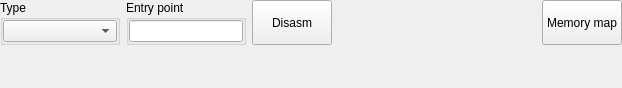
Qt form formatswidget.ui (horsicq/FormatWidgets) before a commit.
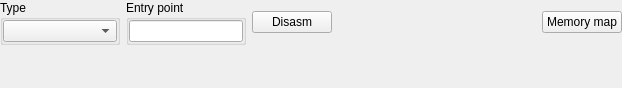
The same form after that commit. Custom widgets are drawn as their Qt base class.

Patch:
```diff
--- a/formatswidget.ui
+++ b/formatswidget.ui
@@ -97,12 +97,6 @@
      </item>
      <item>
       <widget class="QPushButton" name="pushButtonDisasm">
-       <property name="sizePolicy">
-        <sizepolicy hsizetype="Minimum" vsizetype="Expanding">
-         <horstretch>0</horstretch>
-         <verstretch>0</verstretch>
-        </sizepolicy>
-       </property>
        <property name="text">
         <string>Disasm</string>
        </property>
@@ -123,12 +117,6 @@
      </item>
      <item>
       <widget class="QPushButton" name="pushButtonMemoryMap">
-       <property name="sizePolicy">
-        <sizepolicy hsizetype="Minimum" vsizetype="Expanding">
-         <horstretch>0</horstretch>
-         <verstretch>0</verstretch>
-        </sizepolicy>
-       </property>
        <property name="text">
         <string>Memory map</string>
        </property>
```
